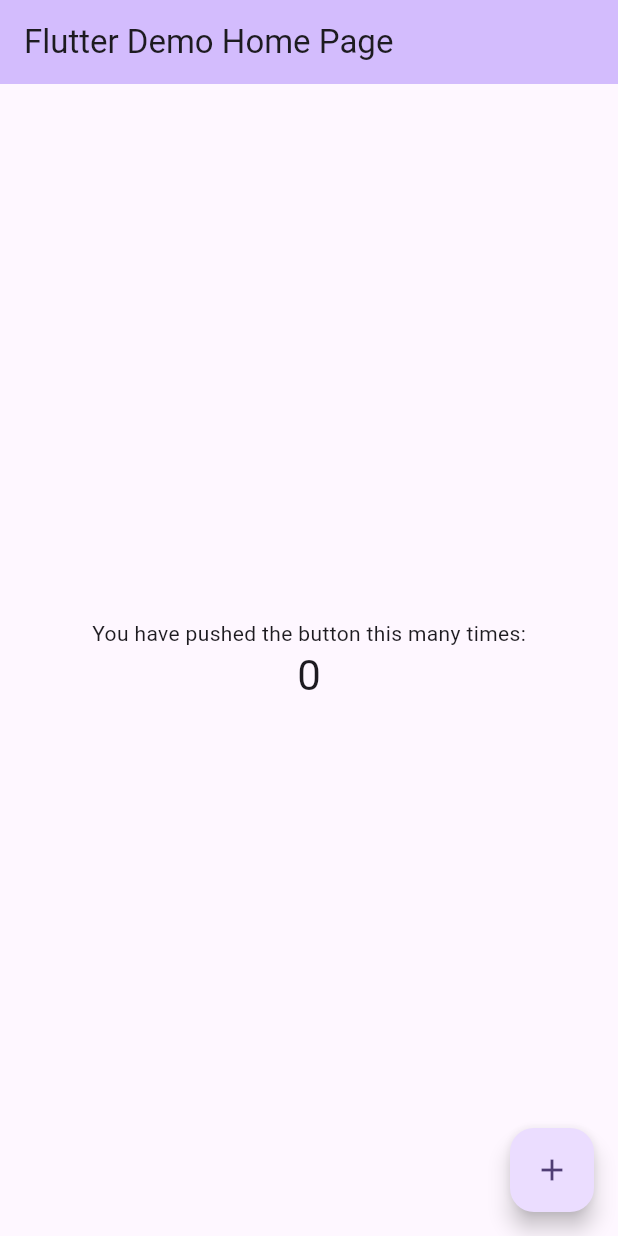
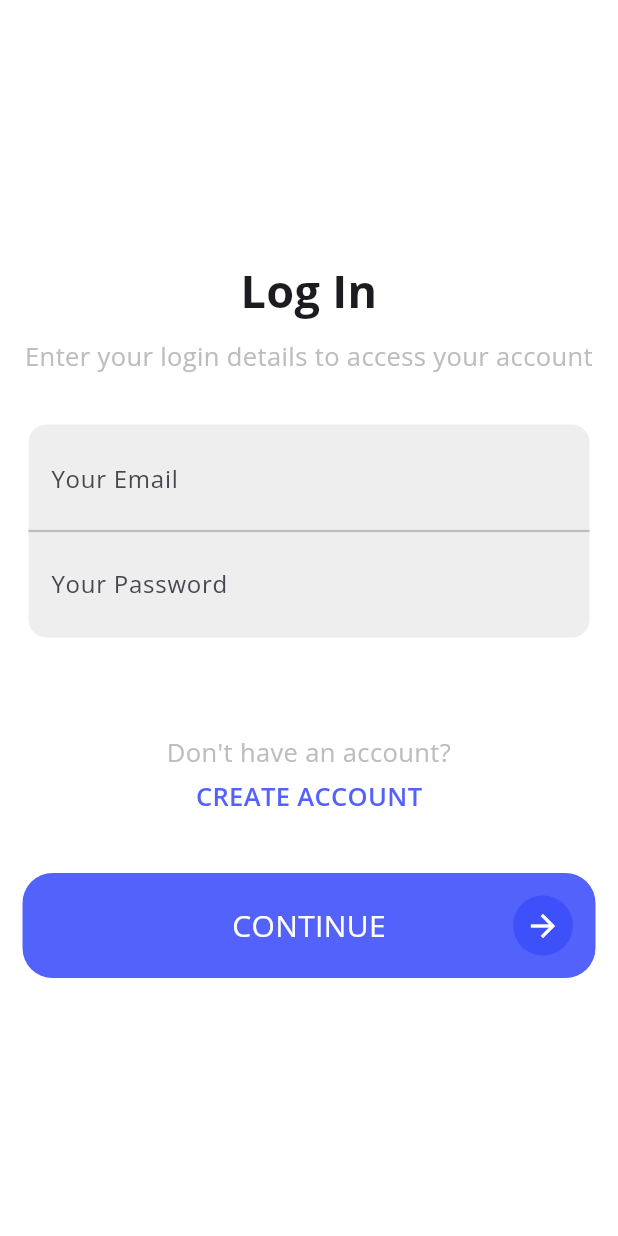
Before and after one commit to GhostKoder/flutter_concepts, a Flutter app: the screen it shows after launch, on a phone screen of 412 x 824 dp. Run offline on Flutter 3.47's test engine with Material 3 defaults, Android fonts, the phone set to English and light mode, and no system bars.

Commit message:
Added login and signup pages

```diff
--- /dev/null
+++ b/lib/components/custom_button.dart
@@ -0,0 +1,57 @@
+import 'package:flutter/material.dart';
+import 'package:flutter_concepts/constants/colors.dart';
+
+class CustomButton extends StatelessWidget {
+  const CustomButton({required this.label, required this.onPressed, super.key});
+  final String label;
+  final VoidCallback onPressed;
+
+  @override
+  Widget build(BuildContext context) {
+    return InkWell(
+      onTap: onPressed,
+      child: Container(
+        width: 400,
+        height: 70,
+        decoration: BoxDecoration(
+          color: color5,
+          borderRadius: BorderRadius.circular(20),
+        ),
+        child: Stack(
+          alignment: Alignment.center,
+          children: [
+            _buildText(context: context),
+            Positioned(right: 15, child: _buildIcon()),
+          ],
+        ),
+      ),
+    );
+  }
+
+  Widget _buildIcon() {
+    return Container(
+      width: 40,
+      height: 40,
+      decoration: const BoxDecoration(
+        color: color6,
+        shape: BoxShape.circle,
+      ),
+      child: const Icon(
+        Icons.arrow_forward,
+        color: color1,
+      ),
+    );
+  }
+
+  Widget _buildText({required BuildContext context}) {
+    return Text(
+      label,
+      style: const TextStyle(
+        fontFamily: 'OpenSans',
+        fontSize: 20,
+        fontWeight: FontWeight.w400,
+        color: color1,
+      ),
+    );
+  }
+}
--- /dev/null
+++ b/lib/components/custom_text_button.dart
@@ -0,0 +1,25 @@
+import 'package:flutter/material.dart';
+import 'package:flutter_concepts/constants/colors.dart';
+
+class CustomTextButton extends StatelessWidget {
+  const CustomTextButton(
+      {required this.label, required this.onPressed, super.key});
+  final String label;
+  final VoidCallback onPressed;
+
+  @override
+  Widget build(BuildContext context) {
+    return InkWell(
+      onTap: onPressed,
+      child: Text(
+        label,
+        style: const TextStyle(
+          fontFamily: 'OpenSans',
+          fontSize: 17,
+          fontWeight: FontWeight.w600,
+          color: color5,
+        ),
+      ),
+    );
+  }
+}
--- /dev/null
+++ b/lib/components/text_field_card.dart
@@ -0,0 +1,54 @@
+import 'package:flutter/material.dart';
+
+class TextFieldCard extends StatelessWidget {
+  const TextFieldCard(
+      {required this.emailController,
+      required this.passwordController,
+      super.key});
+  final TextEditingController emailController;
+  final TextEditingController passwordController;
+
+  @override
+  Widget build(BuildContext context) {
+    return SizedBox(
+      width: 400,
+      height: 150,
+      child: Card(
+        elevation: 0,
+        color: Theme.of(context).cardColor,
+        child: Column(
+          mainAxisAlignment: MainAxisAlignment.center,
+          children: [
+            _buildTextField(
+              hintText: 'Your Email',
+              controller: emailController,
+              obscureText: false,
+            ),
+            Divider(thickness: 1.5, color: Theme.of(context).dividerColor),
+            _buildTextField(
+              hintText: 'Your Password',
+              controller: passwordController,
+              obscureText: true,
+            ),
+          ],
+        ),
+      ),
+    );
+  }
+
+  Widget _buildTextField(
+      {required String hintText,
+      required TextEditingController controller,
+      required bool obscureText}) {
+    return TextField(
+      obscureText: obscureText,
+      controller: controller,
+      decoration: InputDecoration(
+        hintStyle: const TextStyle(fontFamily: 'OpenSans'),
+        contentPadding: const EdgeInsets.all(15.0),
+        border: InputBorder.none,
+        hintText: hintText,
+      ),
+    );
+  }
+}
--- /dev/null
+++ b/lib/constants/colors.dart
@@ -0,0 +1,9 @@
+import 'package:flutter/material.dart';
+
+const Color color1 = Color(0xFFFFFFFF); // scaffold(LT)
+const Color color2 = Color(0xFF262626); // scaffold(DT)
+const Color color3 = Color(0xFFBEBDBD); // details text(LT, DT)
+const Color color4 = Color(0xFFEEEEEE); // card(LT)
+const Color color5 = Color(0xFF5362FB); // button(LT, DT)
+const Color color6 = Color(0xFF3E50F9); // on button(LT, DT)
+const Color color7 = Color(0xFF343434); // card(DT)
--- a/lib/main.dart
+++ b/lib/main.dart
@@ -1,4 +1,7 @@
 import 'package:flutter/material.dart';
+import 'package:flutter_concepts/pages/login.dart';
+import 'package:flutter_concepts/themes/dark_theme.dart';
+import 'package:flutter_concepts/themes/light_theme.dart';
 
 void main() {
   runApp(const FlutterConceptsApp());
@@ -11,59 +14,11 @@ class FlutterConceptsApp extends StatelessWidget {
   Widget build(BuildContext context) {
     return MaterialApp(
       title: 'Flutter Concepts',
-      theme: ThemeData(
-        colorScheme: ColorScheme.fromSeed(seedColor: Colors.deepPurple),
-        useMaterial3: true,
-      ),
-      home: const MyHomePage(title: 'Flutter Demo Home Page'),
+      debugShowCheckedModeBanner: false,
+      theme: lightTheme,
+      darkTheme: darkTheme,
+      themeMode: ThemeMode.light,
+      home: const Login(),
     );
   }
 }
-
-class MyHomePage extends StatefulWidget {
-  const MyHomePage({super.key, required this.title});
-
-  final String title;
-
-  @override
-  State<MyHomePage> createState() => _MyHomePageState();
-}
-
-class _MyHomePageState extends State<MyHomePage> {
-  int _counter = 0;
-
-  void _incrementCounter() {
-    setState(() {
-      _counter++;
-    });
-  }
-
-  @override
-  Widget build(BuildContext context) {
-    return Scaffold(
-      appBar: AppBar(
-        backgroundColor: Theme.of(context).colorScheme.inversePrimary,
-        title: Text(widget.title),
-      ),
-      body: Center(
-        child: Column(
-          mainAxisAlignment: MainAxisAlignment.center,
-          children: <Widget>[
-            const Text(
-              'You have pushed the button this many times:',
-            ),
-            Text(
-              '$_counter',
-              style: Theme.of(context).textTheme.headlineMedium,
-            ),
-          ],
-        ),
-      ),
-      floatingActionButton: FloatingActionButton(
-        onPressed: _incrementCounter,
-        tooltip: 'Increment',
-        child: const Icon(Icons.add),
-      ),
-    );
-  }
-}
--- /dev/null
+++ b/lib/pages/login.dart
@@ -0,0 +1,105 @@
+import 'package:flutter/material.dart';
+import 'package:flutter_concepts/components/custom_button.dart';
+import 'package:flutter_concepts/components/custom_text_button.dart';
+import 'package:flutter_concepts/components/text_field_card.dart';
+import 'package:flutter_concepts/constants/colors.dart';
+import 'package:flutter_concepts/pages/sign_up.dart';
+
+class Login extends StatefulWidget {
+  const Login({super.key});
+
+  @override
+  State<Login> createState() => _LoginState();
+}
+
+class _LoginState extends State<Login> {
+  final _emailController = TextEditingController();
+  final _passwordController = TextEditingController();
+
+  @override
+  void dispose() {
+    _emailController.dispose();
+    _passwordController.dispose();
+    super.dispose();
+  }
+
+  @override
+  Widget build(BuildContext context) {
+    return Scaffold(
+      body: Center(
+        child: Padding(
+          padding: const EdgeInsets.all(15.0),
+          child: Column(
+            mainAxisAlignment: MainAxisAlignment.center,
+            children: [
+              // log in
+              _buildText1(),
+              const SizedBox(height: 10),
+              //enter your login details
+              _buildText2(),
+              const SizedBox(height: 30),
+              // card
+              TextFieldCard(
+                emailController: _emailController,
+                passwordController: _passwordController,
+              ),
+              const SizedBox(height: 60),
+              // don't have an account
+              _buildText3(),
+              const SizedBox(height: 5),
+              // create account button
+              CustomTextButton(
+                  label: 'CREATE ACCOUNT',
+                  onPressed: () {
+                    Navigator.of(context).push(MaterialPageRoute(
+                      builder: (context) => const SignUp(),
+                    ));
+                  }),
+              const SizedBox(height: 40),
+              // continue button
+              CustomButton(label: 'CONTINUE', onPressed: () {}),
+            ],
+          ),
+        ),
+      ),
+    );
+  }
+
+  Widget _buildText1() {
+    return const Text(
+      textAlign: TextAlign.center,
+      'Log In',
+      style: TextStyle(
+        fontFamily: 'OpenSans',
+        fontSize: 30,
+        fontWeight: FontWeight.bold,
+      ),
+    );
+  }
+
+  Widget _buildText2() {
+    return const Text(
+      textAlign: TextAlign.center,
+      'Enter your login details to access your account',
+      style: TextStyle(
+        fontFamily: 'OpenSans',
+        fontSize: 17,
+        fontWeight: FontWeight.normal,
+        color: color3,
+      ),
+    );
+  }
+
+  Widget _buildText3() {
+    return const Text(
+      textAlign: TextAlign.center,
+      'Don\'t have an account?',
+      style: TextStyle(
+        fontFamily: 'OpenSans',
+        fontSize: 17,
+        fontWeight: FontWeight.normal,
+        color: color3,
+      ),
+    );
+  }
+}
--- /dev/null
+++ b/lib/themes/dark_theme.dart
@@ -0,0 +1,10 @@
+import 'package:flutter/material.dart';
+import 'package:flutter_concepts/constants/colors.dart';
+
+ThemeData darkTheme = ThemeData(
+    useMaterial3: true,
+    brightness: Brightness.dark,
+    scaffoldBackgroundColor: color2,
+    cardColor: color7,
+    dividerColor: color3,
+    appBarTheme: const AppBarTheme(backgroundColor: color2));
--- /dev/null
+++ b/lib/themes/light_theme.dart
@@ -0,0 +1,10 @@
+import 'package:flutter/material.dart';
+import 'package:flutter_concepts/constants/colors.dart';
+
+ThemeData lightTheme = ThemeData(
+    useMaterial3: true,
+    brightness: Brightness.light,
+    scaffoldBackgroundColor: color1,
+    cardColor: color4,
+    dividerColor: color3,
+    appBarTheme: const AppBarTheme(backgroundColor: color1));
```
Also changed, not shown: lib/pages/sign_up.dart (added, +116 -0 lines), pubspec.yaml (+11 -10 lines), assets/fonts/OpenSans-Bold.ttf (added), assets/fonts/OpenSans-Light.ttf (added), assets/fonts/OpenSans-Medium.ttf (added), assets/fonts/OpenSans-Regular.ttf (added), assets/fonts/OpenSans-SemiBold.ttf (added), 1 other file.
